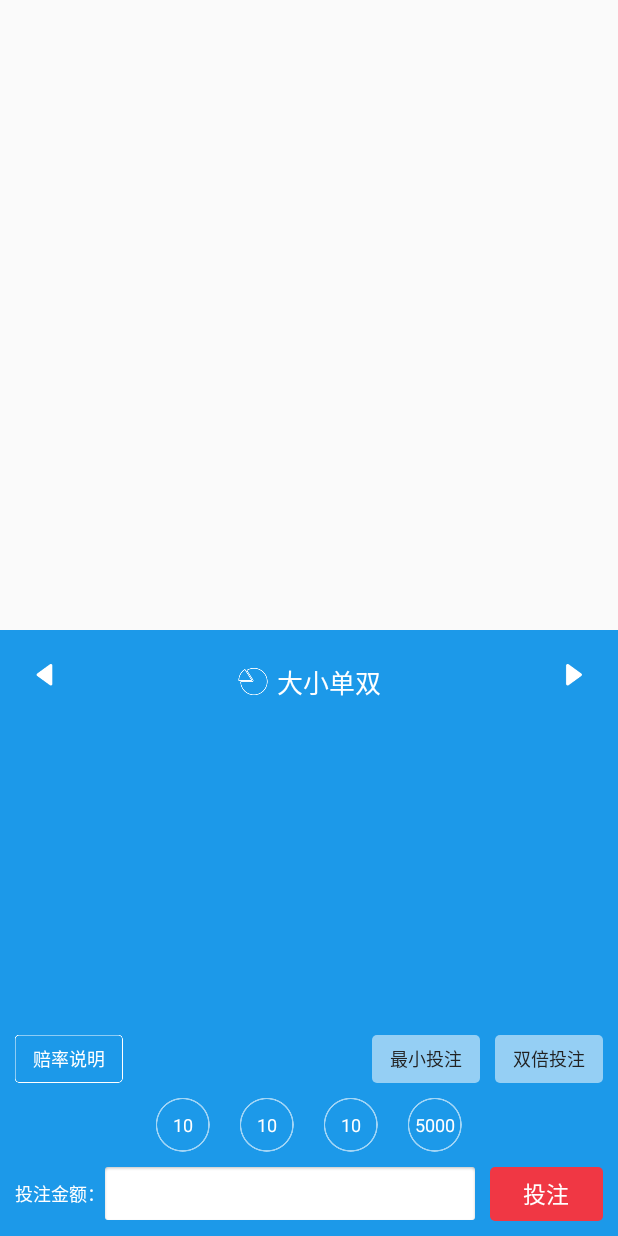
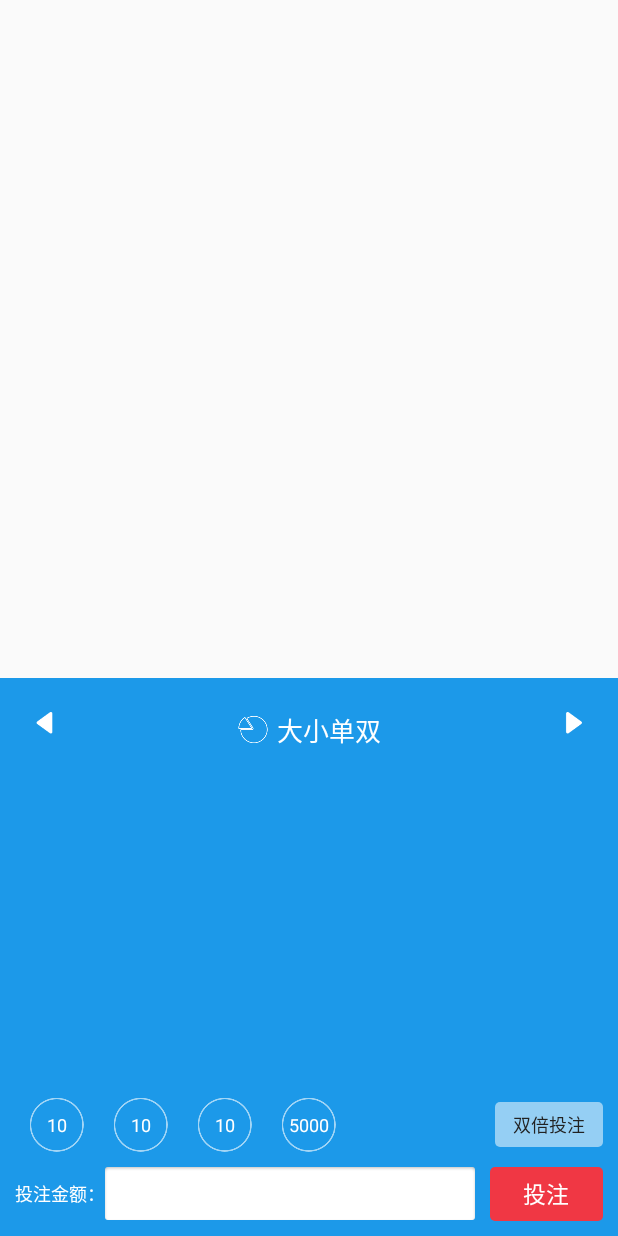
Before and after one commit to wangzhikk/caipiao, an Android app: the layout touzhu_dialog.xml on its own in the app's theme, with its tools: preview values and no code run, on a phone screen of 412 x 824 dp. Run offline under Robolectric (Android 15) with nearby library versions, the phone set to English and light mode, and no system bars.

Commit message:
10、点开投注的界面，去掉“房间说明”、“赔率说明”，将默认的几个投注金额放到该位置，与后面的“最小投注”在同一行

```diff
--- a/app/src/main/java/com/cp/touzhu/TouZhuDialog.java
+++ b/app/src/main/java/com/cp/touzhu/TouZhuDialog.java
@@ -179,24 +179,24 @@ public class TouZhuDialog  {
             }
         });
 
-        {//赔率说明
-            View btn_touzhu_peilv = view.findViewById(R.id.btn_touzhu_peilv);
-            btn_touzhu_peilv.setOnClickListener(new WzViewOnclickListener() {
-                @Override
-                public void onClickWz(View v) {
-                    touZhuFragment.roomsBean.goPeiLv();
-                }
-            });
-
-        }
+//        {//赔率说明
+//            View btn_touzhu_peilv = view.findViewById(R.id.btn_touzhu_peilv);
+//            btn_touzhu_peilv.setOnClickListener(new WzViewOnclickListener() {
+//                @Override
+//                public void onClickWz(View v) {
+//                    touZhuFragment.roomsBean.goPeiLv();
+//                }
+//            });
+//
+//        }
         {//最小和双倍
-            TextView tv_touzhu_zuixiao=view.findViewById(R.id.tv_touzhu_zuixiao);
-            tv_touzhu_zuixiao.setOnClickListener(new WzViewOnclickListener() {
-                @Override
-                public void onClickWz(View v) {
-                    et_touzhu.setText(""+ touZhuFragment.roomsBean.bettingMin);
-                }
-            });
+//            TextView tv_touzhu_zuixiao=view.findViewById(R.id.tv_touzhu_zuixiao);
+//            tv_touzhu_zuixiao.setOnClickListener(new WzViewOnclickListener() {
+//                @Override
+//                public void onClickWz(View v) {
+//                    et_touzhu.setText(""+ touZhuFragment.roomsBean.bettingMin);
+//                }
+//            });
             TextView tv_touzhu_shuangbei=view.findViewById(R.id.tv_touzhu_shuangbei);
             tv_touzhu_shuangbei.setOnClickListener(new WzViewOnclickListener() {
                 @Override
--- a/app/src/main/res/layout/touzhu_dialog.xml
+++ b/app/src/main/res/layout/touzhu_dialog.xml
@@ -62,50 +62,25 @@
 
 
 
-
-            <RelativeLayout
-                android:layout_width="match_parent"
-                android:layout_height="32dp">
-
-
-                <TextView
-                    android:id="@+id/btn_touzhu_peilv"
-                    style="@style/textview_small" android:text="赔率说明"
-                    android:background="@drawable/kk_bet_peilv"
-                    android:textColor="@color/white"
-                    android:layout_width="72dp" android:layout_height="match_parent" android:gravity="center" />
-
-
-                <LinearLayout
-                    android:layout_alignParentRight="true"
-                    android:orientation="horizontal"
-                    android:layout_width="wrap_content"
-                    android:layout_height="match_parent">
-
-                    <TextView
-                        android:id="@+id/tv_touzhu_zuixiao"
-                        style="@style/textview_small" android:text="最小投注"
-                        android:layout_marginRight="10dp"
-                        android:background="@drawable/drawable_yuanjiao_bantouming_baise" android:layout_width="72dp"  android:layout_height="match_parent" android:gravity="center" />
-                    <TextView
-                        android:id="@+id/tv_touzhu_shuangbei"
-                        style="@style/textview_small" android:text="双倍投注"
-                        android:background="@drawable/drawable_yuanjiao_bantouming_baise" android:layout_width="72dp"  android:layout_height="match_parent" android:gravity="center" />
-                </LinearLayout>
-            </RelativeLayout>
-
             <LinearLayout
                 android:layout_marginTop="10dp"
                 android:layout_marginBottom="10dp"
                 android:orientation="horizontal"
-                android:layout_gravity="center_horizontal"
+                android:layout_gravity="center"
                 android:layout_width="wrap_content"
-                android:layout_height="match_parent">
+                android:layout_height="wrap_content">
                 <TextView android:id="@+id/touzhu_kuaisu_1" style="@style/tv_touzhu_money" android:text="10" />
                 <TextView  android:id="@+id/touzhu_kuaisu_2" style="@style/tv_touzhu_money" android:text="10" />
                 <TextView  android:id="@+id/touzhu_kuaisu_3" style="@style/tv_touzhu_money" android:text="10" />
                 <TextView  android:id="@+id/touzhu_kuaisu_4" style="@style/tv_touzhu_money" android:text="5000" />
+                <View android:layout_width="0dp" android:layout_weight="1" android:layout_height="1dp"></View>
+                <TextView
+                    android:id="@+id/tv_touzhu_shuangbei"
+                    style="@style/textview_small" android:text="双倍投注"
+                    android:background="@drawable/drawable_yuanjiao_bantouming_baise" android:layout_width="72dp"  android:layout_height="30dp" android:gravity="center" />
             </LinearLayout>
+
+
             <LinearLayout
                 android:orientation="horizontal"
                 android:layout_width="match_parent"
```
